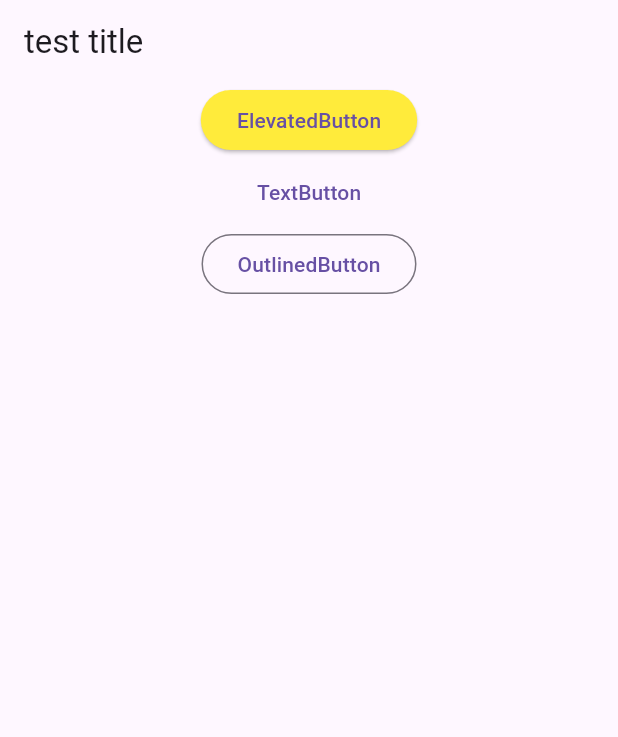
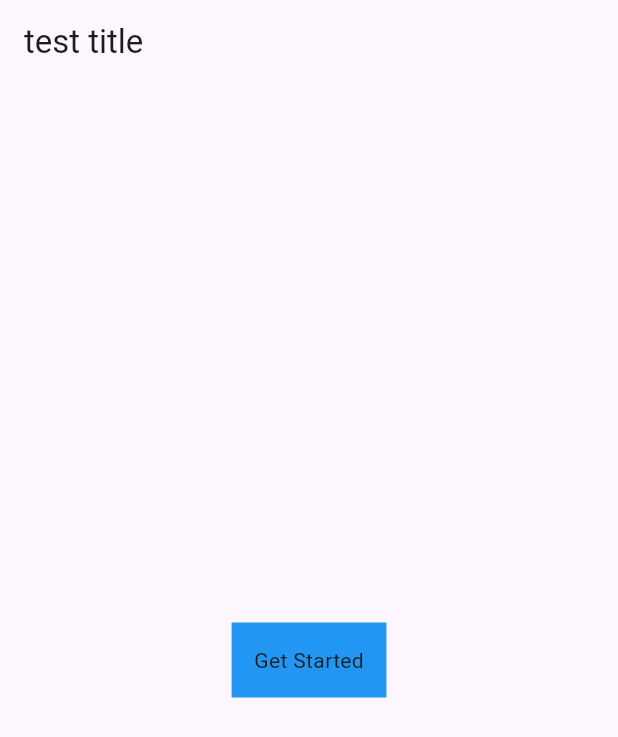
Before and after one commit to brian-jteom/flutter_lecture, a Flutter app: the screen it shows after launch, on a phone screen of 412 x 824 dp. Shown: the top 737 px of the screen. Run offline on Flutter 3.47's test engine with Material 3 defaults, Android fonts, the phone set to English and light mode, and no system bars.

Commit message:
navigator 적용

```diff
--- a/lib/main.dart
+++ b/lib/main.dart
@@ -1,7 +1,7 @@
 import 'dart:ui';
 
 import 'package:flutter/material.dart';
-import 'button.dart';
+import 'navigator.dart';
 
 void main() {
   runApp(const MyApp());
--- /dev/null
+++ b/lib/navigator.dart
@@ -0,0 +1,34 @@
+import 'package:flutter/material.dart';
+
+import 'second.dart';
+
+
+class MyHomePage extends StatefulWidget {
+  const MyHomePage({super.key});
+
+  @override
+  State<MyHomePage> createState() => _MyHomePageState();
+}
+
+class _MyHomePageState extends State<MyHomePage> {
+  @override
+  Widget build(BuildContext context) {
+    return Scaffold(
+      appBar: AppBar(
+        title: const Text("test title"),
+      ),
+      body: Center(
+        child: GestureDetector(
+          onTap: () => Navigator.push(context, MaterialPageRoute(
+              builder: (_) => SecondView())
+          ),
+          child: Container(
+            padding: EdgeInsets.all(15),
+            color: Colors.blue,
+            child: Text("Get Started"),
+          ),
+        ),
+      )
+    );
+  }
+}
```
Also changed, not shown: lib/second.dart (added, +30 -0 lines).
